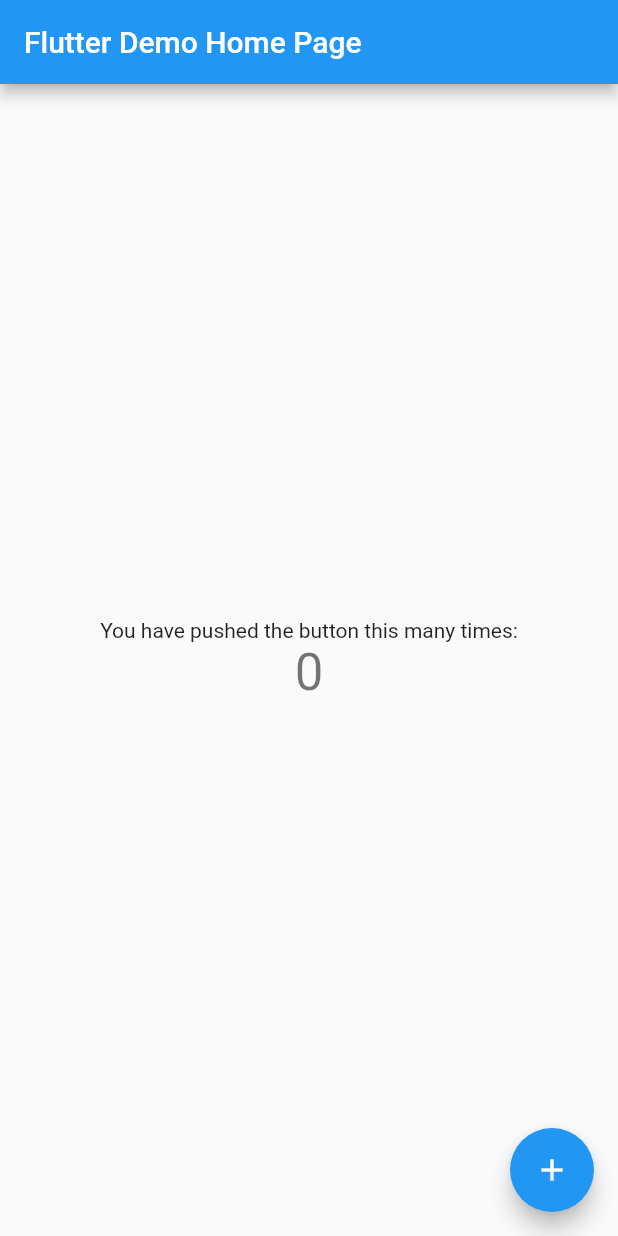
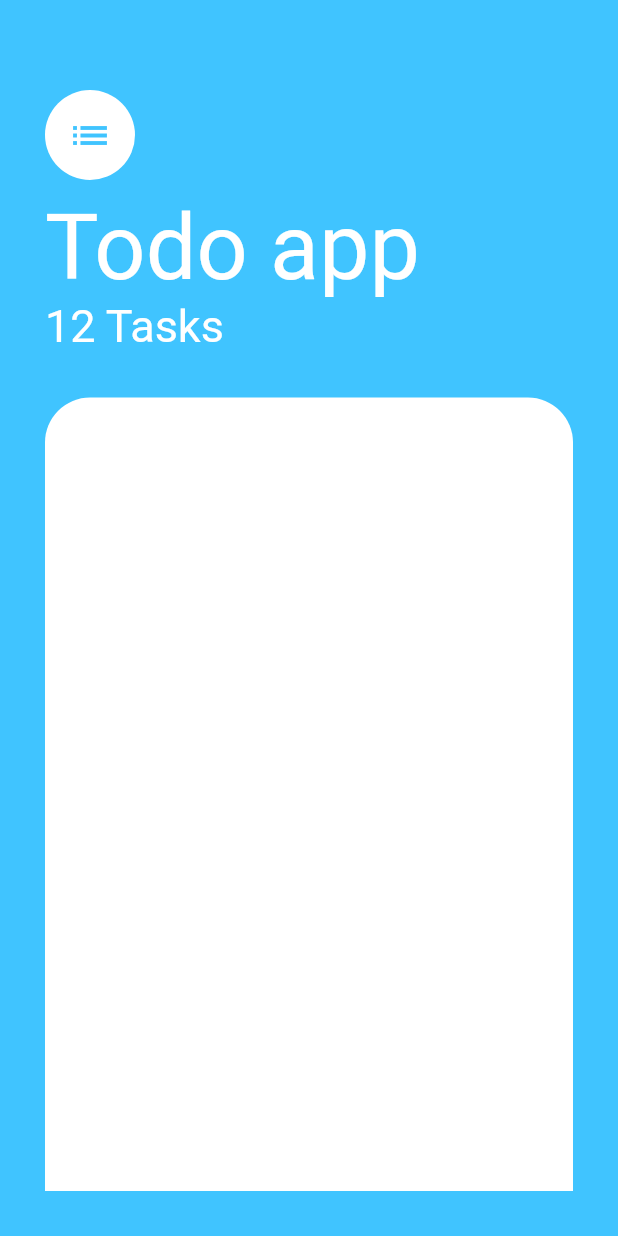
Before and after one commit to cloudy-ninja/flutter_todoapp, a Flutter app: the screen it shows after launch, on a phone screen of 412 x 824 dp. Run offline on Flutter 3.47's test engine with Material 2 defaults, Android fonts, the phone set to English and light mode, and no system bars.

Commit message:
build the task screen UI roughly

```diff
--- a/lib/main.dart
+++ b/lib/main.dart
@@ -1,117 +1,15 @@
 import 'package:flutter/material.dart';
+import 'screens/TaskScreen.dart';
 
 void main() {
   runApp(MyApp());
 }
 
 class MyApp extends StatelessWidget {
-  // This widget is the root of your application.
   @override
   Widget build(BuildContext context) {
     return MaterialApp(
-      title: 'Flutter Demo',
-      theme: ThemeData(
-        // This is the theme of your application.
-        //
-        // Try running your application with "flutter run". You'll see the
-        // application has a blue toolbar. Then, without quitting the app, try
-        // changing the primarySwatch below to Colors.green and then invoke
-        // "hot reload" (press "r" in the console where you ran "flutter run",
-        // or simply save your changes to "hot reload" in a Flutter IDE).
-        // Notice that the counter didn't reset back to zero; the application
-        // is not restarted.
-        primarySwatch: Colors.blue,
-        // This makes the visual density adapt to the platform that you run
-        // the app on. For desktop platforms, the controls will be smaller and
-        // closer together (more dense) than on mobile platforms.
-        visualDensity: VisualDensity.adaptivePlatformDensity,
-      ),
-      home: MyHomePage(title: 'Flutter Demo Home Page'),
+      home: TaskScreen(),
     );
   }
 }
-
-class MyHomePage extends StatefulWidget {
-  MyHomePage({Key key, this.title}) : super(key: key);
-
-  // This widget is the home page of your application. It is stateful, meaning
-  // that it has a State object (defined below) that contains fields that affect
-  // how it looks.
-
-  // This class is the configuration for the state. It holds the values (in this
-  // case the title) provided by the parent (in this case the App widget) and
-  // used by the build method of the State. Fields in a Widget subclass are
-  // always marked "final".
-
-  final String title;
-
-  @override
-  _MyHomePageState createState() => _MyHomePageState();
-}
-
-class _MyHomePageState extends State<MyHomePage> {
-  int _counter = 0;
-
-  void _incrementCounter() {
-    setState(() {
-      // This call to setState tells the Flutter framework that something has
-      // changed in this State, which causes it to rerun the build method below
-      // so that the display can reflect the updated values. If we changed
-      // _counter without calling setState(), then the build method would not be
-      // called again, and so nothing would appear to happen.
-      _counter++;
-    });
-  }
-
-  @override
-  Widget build(BuildContext context) {
-    // This method is rerun every time setState is called, for instance as done
-    // by the _incrementCounter method above.
-    //
-    // The Flutter framework has been optimized to make rerunning build methods
-    // fast, so that you can just rebuild anything that needs updating rather
-    // than having to individually change instances of widgets.
-    return Scaffold(
-      appBar: AppBar(
-        // Here we take the value from the MyHomePage object that was created by
-        // the App.build method, and use it to set our appbar title.
-        title: Text(widget.title),
-      ),
-      body: Center(
-        // Center is a layout widget. It takes a single child and positions it
-        // in the middle of the parent.
-        child: Column(
-          // Column is also a layout widget. It takes a list of children and
-          // arranges them vertically. By default, it sizes itself to fit its
-          // children horizontally, and tries to be as tall as its parent.
-          //
-          // Invoke "debug painting" (press "p" in the console, choose the
-          // "Toggle Debug Paint" action from the Flutter Inspector in Android
-          // Studio, or the "Toggle Debug Paint" command in Visual Studio Code)
-          // to see the wireframe for each widget.
-          //
-          // Column has various properties to control how it sizes itself and
-          // how it positions its children. Here we use mainAxisAlignment to
-          // center the children vertically; the main axis here is the vertical
-          // axis because Columns are vertical (the cross axis would be
-          // horizontal).
-          mainAxisAlignment: MainAxisAlignment.center,
-          children: <Widget>[
-            Text(
-              'You have pushed the button this many times:',
-            ),
-            Text(
-              '$_counter',
-              style: Theme.of(context).textTheme.headline4,
-            ),
-          ],
-        ),
-      ),
-      floatingActionButton: FloatingActionButton(
-        onPressed: _incrementCounter,
-        tooltip: 'Increment',
-        child: Icon(Icons.add),
-      ), // This trailing comma makes auto-formatting nicer for build methods.
-    );
-  }
-}
--- /dev/null
+++ b/lib/screens/TaskScreen.dart
@@ -0,0 +1,46 @@
+import 'package:flutter/material.dart';
+
+class TaskScreen extends StatelessWidget {
+  @override
+  Widget build(BuildContext context) {
+    return Scaffold(
+      backgroundColor: Colors.lightBlueAccent,
+      body: Container(
+        padding: EdgeInsets.only(top: 60, right: 30, bottom: 30, left: 30),
+        child: Column(
+          crossAxisAlignment: CrossAxisAlignment.start,
+          children: [
+            CircleAvatar(
+              child: Icon(
+                Icons.list,
+                size: 30.0,
+                color: Colors.lightBlueAccent,
+              ),
+              backgroundColor: Colors.white,
+              radius: 30.00,
+            ),
+            SizedBox(height: 10),
+            Text(
+              'Todo app',
+              style: TextStyle(fontSize: 60, color: Colors.white),
+            ),
+            Text(
+              '12 Tasks',
+              style: TextStyle(fontSize: 30, color: Colors.white),
+            ),
+            SizedBox(height: 30),
+            Expanded(
+              child: Container(
+                height: 300,
+                decoration: BoxDecoration(
+                  color: Colors.white,
+                  borderRadius: BorderRadius.only(topLeft: Radius.circular(30.0), topRight: Radius.circular(30.0)),
+                ),
+              ),
+            )
+          ],
+        ),
+      ),
+    );
+  }
+}
```
